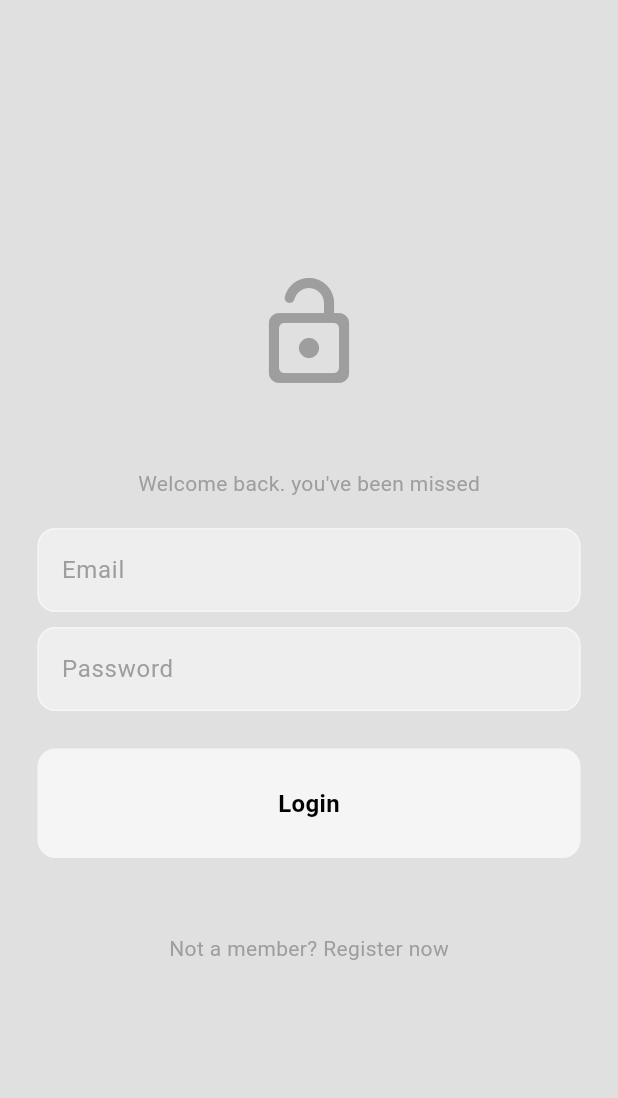
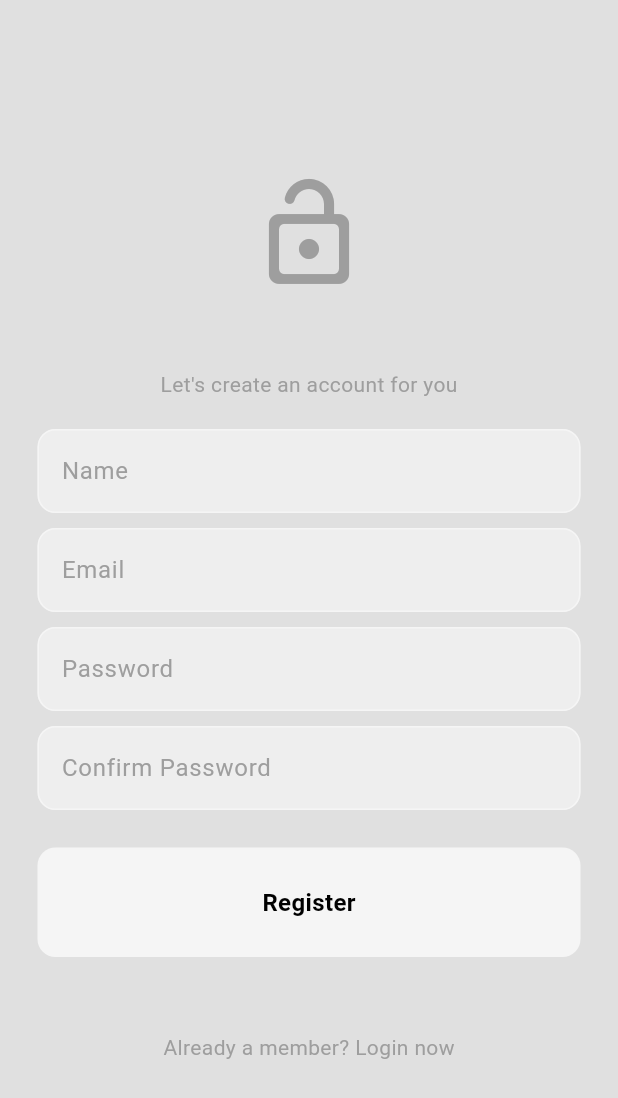
Before and after one commit to azizbekyokhubov1999/social_media_app_pl, a Flutter app: the screen it shows after launch, on a phone screen of 412 x 824 dp. Shown: the top 1098 px of the screen. Run offline on Flutter 3.47's test engine with Material 3 defaults, Android fonts, the light colour scheme and no system bars; our stand-ins replace firebase_auth, firebase_core, flutter_bloc; accounts and stored records are empty.

Commit message:
ui is start. register page ui completed

```diff
--- /dev/null
+++ b/lib/features/auth/presentation/pages/register_page.dart
@@ -0,0 +1,109 @@
+import 'package:flutter/material.dart';
+
+import '../components/my_button.dart';
+import '../components/my_text_field.dart';
+
+class RegisterPage extends StatefulWidget {
+  const RegisterPage({super.key});
+
+  @override
+  State<RegisterPage> createState() => _RegisterPageState();
+}
+
+class _RegisterPageState extends State<RegisterPage> {
+
+
+  final emailController = TextEditingController();
+  final pwController = TextEditingController();
+  final nameController = TextEditingController();
+  final confirmPwController = TextEditingController();
+
+  @override
+  Widget build(BuildContext context) {
+    return Scaffold(
+      //body
+      body: SafeArea(
+        child: Center(
+          child: Padding(
+            padding: const EdgeInsets.symmetric(horizontal: 25),
+            child: Column(
+              mainAxisAlignment: MainAxisAlignment.center,
+              children: [
+
+                //logo
+                Icon(
+                  Icons.lock_open_rounded,
+                  size: 80,
+                  color: Theme.of(context).colorScheme.primary,
+                ),
+                SizedBox(height: 50),
+                // welcome back msg
+                Text(
+                  "Let's create an account for you",
+                  style: TextStyle(
+                    color: Theme.of(context).colorScheme.primary,
+                  ),
+                ),
+                SizedBox(
+                    height: 20
+                ),
+                // name textField
+                MyTextField(
+                    controller: nameController,
+                    hintText: 'Name',
+                    obscureText: false
+                ),
+                SizedBox(
+                    height: 10
+                ),
+                // email textField
+                MyTextField(
+                    controller: emailController,
+                    hintText: 'Email',
+                    obscureText: false
+                ),
+                SizedBox(
+                    height: 10
+                ),
+                // pw textField
+                MyTextField(
+                    controller: pwController,
+                    hintText: 'Password',
+                    obscureText: true
+                ),
+                SizedBox(
+                    height: 10
+                ),
+                // confirm pw textField
+                MyTextField(
+                    controller: confirmPwController,
+                    hintText: 'Confirm Password',
+                    obscureText: true
+                ),
+                SizedBox(
+                    height: 25
+                ),
+                //Register btn
+                MyButton(
+                    onTap: (){},
+                    text: "Register"
+                ),
+                SizedBox(
+                    height: 50
+                ),
+                // Already a member? Login now btn
+                Text(
+                  "Already a member? Login now",
+                  style: TextStyle(
+                      color: Theme.of(context).colorScheme.primary
+                  ),
+                )
+
+              ],
+            ),
+          ),
+        ),
+      ),
+    );
+  }
+}
--- a/lib/main.dart
+++ b/lib/main.dart
@@ -4,6 +4,7 @@ import 'package:social_media_app_pl/firebase_options.dart';
 import 'package:social_media_app_pl/themes/light_mode.dart';
 
 import 'features/auth/presentation/pages/login_page.dart';
+import 'features/auth/presentation/pages/register_page.dart';
 
 void main() async{
   WidgetsFlutterBinding.ensureInitialized();
@@ -21,7 +22,7 @@ class MyApp extends StatelessWidget {
       title: 'Flutter Demo',
       debugShowCheckedModeBanner: false,
       theme: lightMode,
-      home: LoginPage(),
+      home: RegisterPage(),
     );
   }
 }
```
Also changed, not shown: 1 other file.
